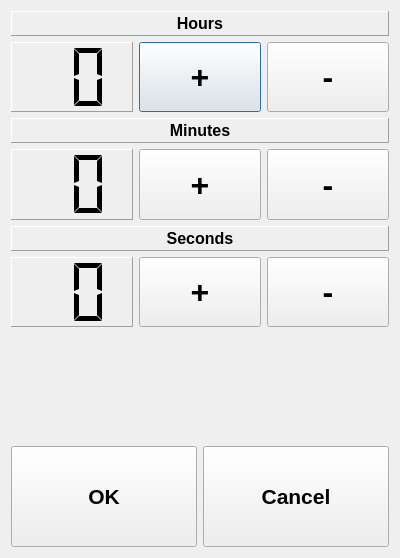
Above: SimpleTrainingTimer/qtimechangedlg.ui from Myzhar/SimpleTrainingTimer before the change. Below: the same form after it.
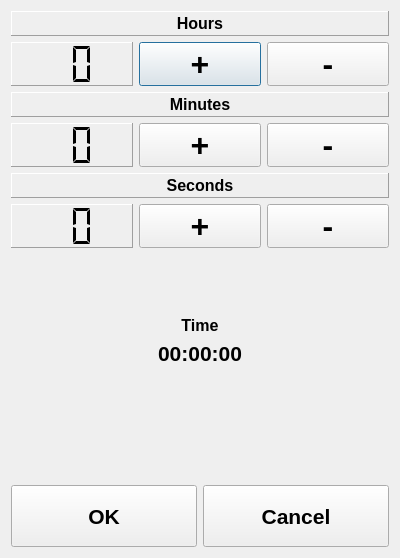
That is the form after the change.

Commit message:
Resized QTimeChangeDlg
/ Added repetition to push buttons

```diff
--- a/SimpleTrainingTimer/qtimechangedlg.ui
+++ b/SimpleTrainingTimer/qtimechangedlg.ui
@@ -362,6 +362,53 @@
      </item>
     </layout>
    </item>
+   <item>
+    <spacer name="verticalSpacer_2">
+     <property name="orientation">
+      <enum>Qt::Vertical</enum>
+     </property>
+     <property name="sizeHint" stdset="0">
+      <size>
+       <width>20</width>
+       <height>40</height>
+      </size>
+     </property>
+    </spacer>
+   </item>
+   <item>
+    <widget class="QLabel" name="label">
+     <property name="font">
+      <font>
+       <pointsize>12</pointsize>
+       <weight>75</weight>
+       <bold>true</bold>
+      </font>
+     </property>
+     <property name="text">
+      <string>Time</string>
+     </property>
+     <property name="alignment">
+      <set>Qt::AlignCenter</set>
+     </property>
+    </widget>
+   </item>
+   <item>
+    <widget class="QLabel" name="label_time">
+     <property name="font">
+      <font>
+       <pointsize>16</pointsize>
+       <weight>75</weight>
+       <bold>true</bold>
+      </font>
+     </property>
+     <property name="text">
+      <string>00:00:00</string>
+     </property>
+     <property name="alignment">
+      <set>Qt::AlignCenter</set>
+     </property>
+    </widget>
+   </item>
    <item>
     <spacer name="verticalSpacer">
      <property name="orientation">
```
Left out of the diff: 22 changed lines with no effect on the pictures. The commit also changes 4 other files.
